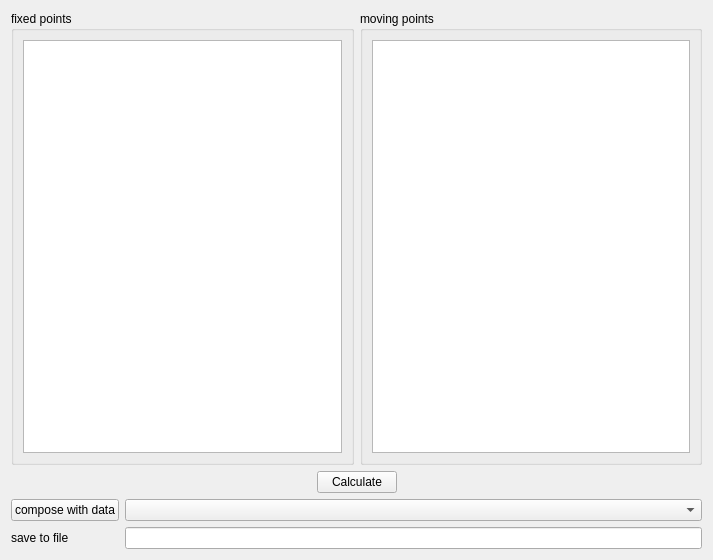
Before: the Qt Designer form Code/Gui/MITK/Plugins/uk.ac.ucl.cmic.igisurfacereg/src/internal/SurfaceRegView.ui in NifTK/NifTK, drawn with Qt 5.
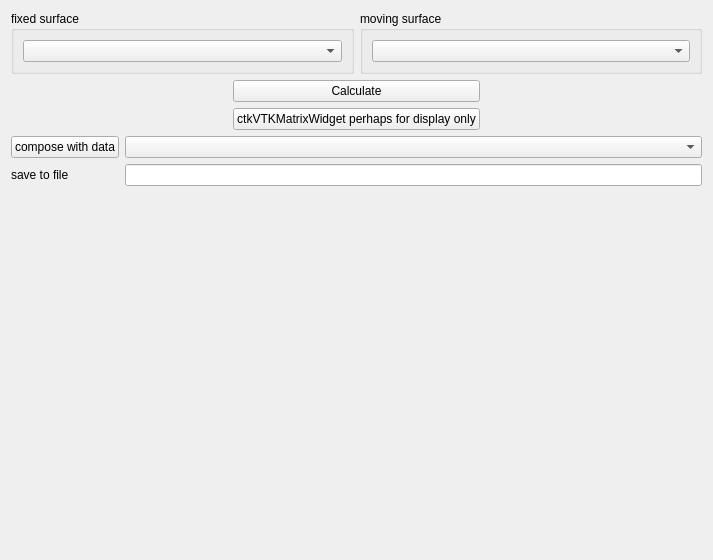
After: the same form once the commit is applied. Custom widgets are drawn as their Qt base class.

```diff
--- a/Code/Gui/MITK/Plugins/uk.ac.ucl.cmic.igisurfacereg/src/internal/SurfaceRegView.ui
+++ b/Code/Gui/MITK/Plugins/uk.ac.ucl.cmic.igisurfacereg/src/internal/SurfaceRegView.ui
@@ -21,11 +21,11 @@
        <item>
         <widget class="QGroupBox" name="groupBox">
          <property name="title">
-          <string>fixed points</string>
+          <string>fixed surface</string>
          </property>
          <layout class="QHBoxLayout" name="horizontalLayout">
           <item>
-           <widget class="QmitkPointListWidget" name="listWidget"/>
+           <widget class="QmitkDataStorageComboBox" name="m_FixedSurfaceComboBox"/>
           </item>
          </layout>
         </widget>
@@ -33,11 +33,11 @@
        <item>
         <widget class="QGroupBox" name="groupBox_2">
          <property name="title">
-          <string>moving points</string>
+          <string>moving surface</string>
          </property>
          <layout class="QHBoxLayout" name="horizontalLayout_2">
           <item>
-           <widget class="QmitkPointListWidget" name="listWidget_2"/>
+           <widget class="QmitkDataStorageComboBox" name="m_MovingSurfaceComboBox"/>
           </item>
          </layout>
         </widget>
@@ -68,6 +68,13 @@
            </property>
           </widget>
          </item>
+         <item>
+          <widget class="QPushButton" name="m_SurfaceBasedRegistrationOutput">
+           <property name="text">
+            <string>ctkVTKMatrixWidget perhaps for display only</string>
+           </property>
+          </widget>
+         </item>
         </layout>
        </item>
        <item>
@@ -109,16 +116,24 @@
        </item>
       </layout>
      </item>
+     <item>
+      <spacer name="verticalSpacer">
+       <property name="orientation">
+        <enum>Qt::Vertical</enum>
+       </property>
+       <property name="sizeHint" stdset="0">
+        <size>
+         <width>20</width>
+         <height>40</height>
+        </size>
+       </property>
+      </spacer>
+     </item>
     </layout>
    </item>
   </layout>
  </widget>
  <customwidgets>
-  <customwidget>
-   <class>QmitkPointListWidget</class>
-   <extends>QListWidget</extends>
-   <header>QmitkPointListWidget.h</header>
-  </customwidget>
   <customwidget>
    <class>QmitkDataStorageComboBox</class>
    <extends>QComboBox</extends>
```
Left out of the diff: 10 changed lines with no effect on the pictures.
